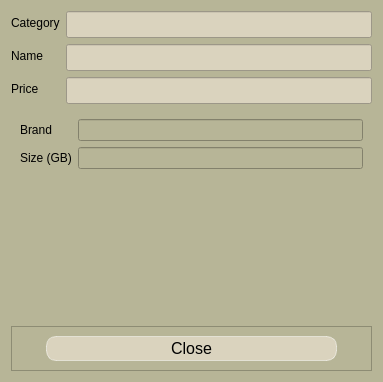
First picture: the form in final project 4/detailsDialog.ui, repository Rhainer13/IM-Project, before the edit.
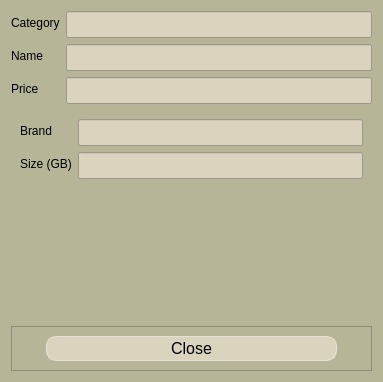
Second picture: the form after the edit. The open tabs and pages were chosen to show the change.

Commit message: dar aboss mata

```diff
--- a/final project 4/detailsDialog.ui
+++ b/final project 4/detailsDialog.ui
@@ -247,6 +247,13 @@
         <layout class="QFormLayout" name="formLayout_4">
          <item row="0" column="0">
           <widget class="QLabel" name="label_2">
+           <property name="styleSheet">
+            <string notr="true">QLabel {
+    font: 800;
+    color: black; /* Sets the font color to black */
+}
+</string>
+           </property>
            <property name="text">
             <string>Brand</string>
            </property>
@@ -254,6 +261,25 @@
          </item>
          <item row="0" column="1">
           <widget class="QLineEdit" name="ramBrand">
+           <property name="styleSheet">
+            <string notr="true">QLineEdit{
+background-color: rgb(218, 211, 190);
+color: black;
+
+
+font-size: 16px;
+padding:2px;
+text-align: center;
+
+
+}
+
+QLineEdit:hover {
+background-color: rgba(255, 255, 255, 0.3);
+}
+
+</string>
+           </property>
            <property name="readOnly">
             <bool>true</bool>
            </property>
@@ -261,6 +287,13 @@
          </item>
          <item row="1" column="0">
           <widget class="QLabel" name="label_7">
+           <property name="styleSheet">
+            <string notr="true">QLabel {
+    font: 800;
+    color: black; /* Sets the font color to black */
+}
+</string>
+           </property>
            <property name="text">
             <string>Size (GB)</string>
            </property>
@@ -268,6 +301,25 @@
          </item>
          <item row="1" column="1">
           <widget class="QLineEdit" name="ramSize">
+           <property name="styleSheet">
+            <string notr="true">QLineEdit{
+background-color: rgb(218, 211, 190);
+color: black;
+
+
+font-size: 16px;
+padding:2px;
+text-align: center;
+
+
+}
+
+QLineEdit:hover {
+background-color: rgba(255, 255, 255, 0.3);
+}
+
+</string>
+           </property>
            <property name="readOnly">
             <bool>true</bool>
            </property>
```
Left out of the diff: 52 changed lines with no effect on the pictures. The commit also changes 1 other file.
